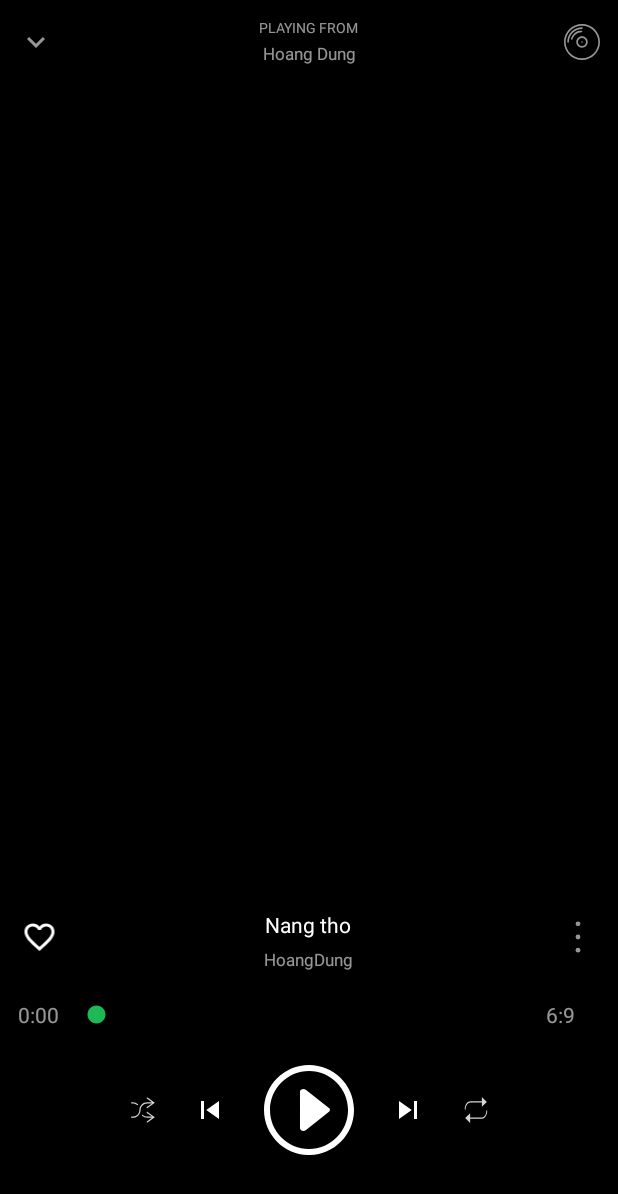
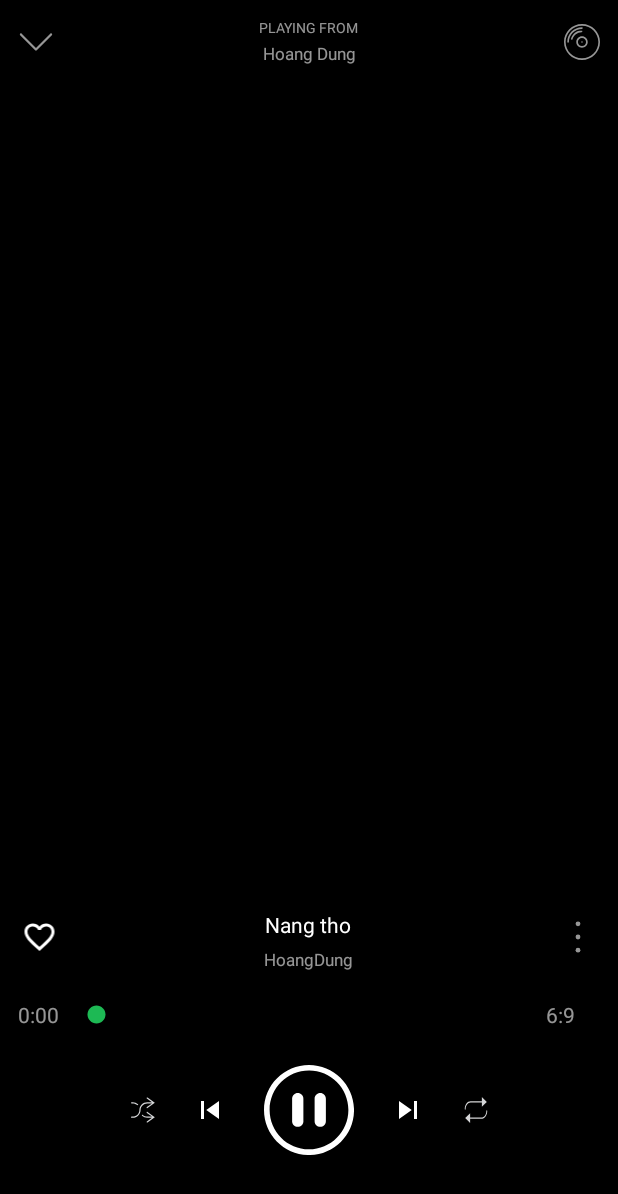
Before and after one commit to HungPain69/spotify-clone, an Android app: the PlayActivity screen opened directly, with no data from a screen before it, on a phone screen of 412 x 824 dp. Shown: the top 1194 px of the screen. Run offline under Robolectric (Android 15) with nearby library versions, the phone set to English and light mode, and no system bars; our stand-ins replace data binding; 8 statements that could not run were skipped.

Commit message:
play and pause music service

```diff
--- a/app/src/main/AndroidManifest.xml
+++ b/app/src/main/AndroidManifest.xml
@@ -6,6 +6,7 @@
     <uses-permission android:name="android.permission.READ_EXTERNAL_STORAGE" />
 
     <application
+        android:requestLegacyExternalStorage="true"
         android:allowBackup="true"
         android:icon="@mipmap/ic_launcher"
         android:label="@string/app_name"
--- a/app/src/main/java/com/example/spotify/view/PlayActivity.java
+++ b/app/src/main/java/com/example/spotify/view/PlayActivity.java
@@ -3,17 +3,28 @@ package com.example.spotify.view;
 import androidx.appcompat.app.AppCompatActivity;
 
 import android.content.ComponentName;
+import android.content.Context;
+import android.content.Intent;
 import android.content.ServiceConnection;
 import android.os.Bundle;
 import android.os.IBinder;
+import android.view.View;
 
 import com.example.spotify.R;
 import com.example.spotify.databinding.ActivityPlayBinding;
+import com.example.spotify.model.Song;
 import com.example.spotify.service.PlayService;
+import com.example.spotify.utils.Constant;
+import com.example.spotify.utils.Utils;
 
-public class PlayActivity extends AppCompatActivity {
+import java.util.ArrayList;
+import java.util.List;
+
+public class PlayActivity extends AppCompatActivity implements View.OnClickListener{
     private ActivityPlayBinding mBinding;
-
+    private ArrayList<Song > mListSong;
+    private int positionSongPicked;
+    private PlayService playService;
 
     @Override
     protected void onCreate(Bundle savedInstanceState) {
@@ -22,5 +33,57 @@ public class PlayActivity extends AppCompatActivity {
         setContentView(mBinding.getRoot());
         getSupportActionBar().hide();
 
+
+
+        Bundle bundle = getIntent().getExtras();
+        positionSongPicked = bundle.getInt(Constant.positionSongPicked, -1);
+        mListSong = bundle.getParcelableArrayList(Constant.listAllSong);
+
+        bindPlayService();
+        initView();
+
+    }
+
+    private void initView(){
+        Song song = mListSong.get(positionSongPicked);
+        mBinding.ivPlay.setOnClickListener(this);
+        mBinding.tvDuration.setText(Utils.convertDuration(song.getDuration()));
+        mBinding.tvSongName.setText(song.getName());
+        mBinding.tvArtistName.setText(song.getArtist());
+    }
+
+    private void bindPlayService(){
+        ServiceConnection serviceConnection = new ServiceConnection() {
+            @Override
+            public void onServiceConnected(ComponentName name, IBinder service) {
+                playService = ((PlayService.PlayServiceBinder) service).getService();
+                playService.setListSong(mListSong);
+            }
+
+            @Override
+            public void onServiceDisconnected(ComponentName name) {
+
+            }
+        };
+
+        Intent playIntent = new Intent(this, PlayService.class);
+        bindService(playIntent, serviceConnection, Context.BIND_AUTO_CREATE);
+    }
+
+    @Override
+    public void onClick(View v) {
+        switch (v.getId()){
+            case R.id.iv_play:
+                if(playService.getSongState() == Constant.SongState.PLAYING && playService.isPlaying()){
+                    mBinding.ivPlay.setImageResource(R.drawable.ic_play);
+                    playService.pause();
+                }else{
+                    if(playService.getSongState() == Constant.SongState.PAUSED) {
+                        mBinding.ivPlay.setImageResource(R.drawable.ic_pause);
+                        playService.resume();
+                    }
+                }
+                break;
+        }
     }
 }
--- a/app/src/main/res/drawable/ic_down_arrow.xml
+++ b/app/src/main/res/drawable/ic_down_arrow.xml
@@ -1,5 +1,9 @@
-<vector android:height="24dp" android:tint="#FFFFFF"
-    android:viewportHeight="24" android:viewportWidth="24"
-    android:width="24dp" xmlns:android="http://schemas.android.com/apk/res/android">
-    <path android:fillColor="@android:color/white" android:pathData="M7.41,8.59L12,13.17l4.59,-4.58L18,10l-6,6 -6,-6 1.41,-1.41z"/>
+<vector xmlns:android="http://schemas.android.com/apk/res/android"
+    android:width="24dp"
+    android:height="24dp"
+    android:viewportHeight="129.0"
+    android:viewportWidth="129.0">
+    <path
+        android:fillColor="@color/color_unselected"
+        android:pathData="m121.3,34.6c-1.6,-1.6 -4.2,-1.6 -5.8,0l-51,51.1 -51.1,-51.1c-1.6,-1.6 -4.2,-1.6 -5.8,0 -1.6,1.6 -1.6,4.2 0,5.8l53.9,53.9c0.8,0.8 1.8,1.2 2.9,1.2 1,0 2.1,-0.4 2.9,-1.2l53.9,-53.9c1.7,-1.6 1.7,-4.2 0.1,-5.8z" />
 </vector>
--- /dev/null
+++ b/app/src/main/res/drawable/ic_pause.xml
@@ -0,0 +1,15 @@
+<vector xmlns:android="http://schemas.android.com/apk/res/android"
+    android:width="24dp"
+    android:height="24dp"
+    android:viewportHeight="508.52"
+    android:viewportWidth="508.52">
+    <path
+        android:fillColor="@color/white"
+        android:pathData="M254.3,0C113.8,0 0,113.8 0,254.3s113.8,254.3 254.3,254.3s254.3,-113.8 254.3,-254.3S394.7,0 254.3,0zM254.3,476.7c-122.7,0 -222.5,-99.8 -222.5,-222.5c0,-122.7 99.8,-222.5 222.5,-222.5c122.6,0 222.5,99.8 222.5,222.5C476.7,376.9 376.9,476.7 254.3,476.7z" />
+    <path
+        android:fillColor="@color/white"
+        android:pathData="M190.7,158.9c-17.5,0 -31.8,14.2 -31.8,31.8v127.1c0,17.5 14.2,31.8 31.8,31.8s31.8,-14.2 31.8,-31.8v-127.1C222.5,173.2 208.2,158.9 190.7,158.9z" />
+    <path
+        android:fillColor="@color/white"
+        android:pathData="M317.8,158.9c-17.5,0 -31.8,14.2 -31.8,31.8v127.1c0,17.5 14.2,31.8 31.8,31.8c17.5,0 31.8,-14.2 31.8,-31.8v-127.1C349.6,173.2 335.4,158.9 317.8,158.9z" />
+</vector>
--- a/app/src/main/res/layout/activity_play.xml
+++ b/app/src/main/res/layout/activity_play.xml
@@ -154,6 +154,7 @@
 
 
                 <TextView
+                    android:id="@+id/tv_duration"
                     android:layout_width="48dp"
                     android:layout_height="wrap_content"
                     android:text="6:9"
@@ -198,7 +199,7 @@
                     android:padding="12dp"
                     android:background="@color/black"
                     app:tint="@color/white"
-                    android:src="@drawable/ic_play"
+                    android:src="@drawable/ic_pause"
                     />
                 <ImageView
                     android:id="@+id/iv_next"
```
Also changed, not shown: app/src/main/java/com/example/spotify/model/Song.java (+42 -1 lines), app/src/main/java/com/example/spotify/service/PlayService.java (+26 -4 lines), app/src/main/java/com/example/spotify/utils/Constant.java (added, +16 -0 lines), app/src/main/java/com/example/spotify/utils/Utils.java (added, +20 -0 lines), app/src/main/java/com/example/spotify/view/MainActivity.java (+27 -16 lines).
